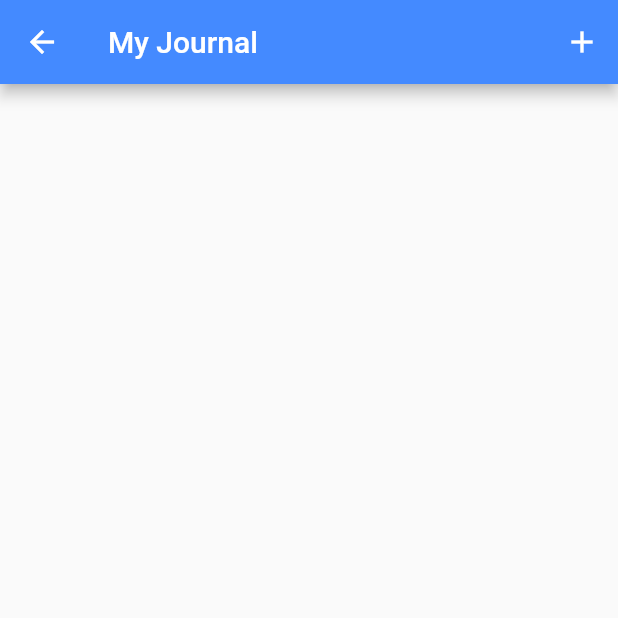
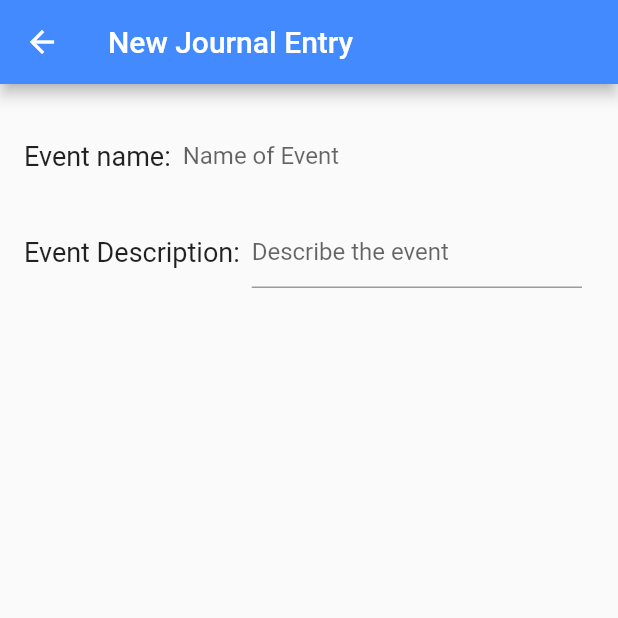
Before and after one commit to SatadruSanyal/quaranTeam, a Flutter app: the Journal screen opened directly, after a tap on the "add" icon, on a phone screen of 412 x 824 dp, the top half of it. Run offline on Flutter 3.47's test engine with Material 2 defaults, Android fonts, the phone set to English and light mode, and no system bars.

Commit message:
Added new entry empty page for journal entries

```diff
--- a/lib/journal.dart
+++ b/lib/journal.dart
@@ -1,11 +1,15 @@
 import 'package:flutter/material.dart';
+import 'newJournalEntry.dart';
 
 final TextStyle standardFont = TextStyle(fontSize: 18);
 List<Widget> entries = [];
 
 class Journal extends StatelessWidget {
+  BuildContext thisContext;
+
   @override
   Widget build(BuildContext context) {
+    thisContext = context;
     return Scaffold(
         appBar: AppBar(
           title: Text('My Journal'),
@@ -23,6 +27,9 @@ class Journal extends StatelessWidget {
   }
 
   void _addJournalEntry() {
-
+    Navigator.of(thisContext).push(MaterialPageRoute<void>(
+        builder: (BuildContext context) {
+          return JournalEntry();
+        }));
   }
 }
--- /dev/null
+++ b/lib/newJournalEntry.dart
@@ -0,0 +1,59 @@
+import 'package:flutter/material.dart';
+
+final TextStyle standardFont = TextStyle(fontSize: 18);
+final TextStyle headerFont = TextStyle(fontSize: 24, fontWeight: FontWeight.bold);
+
+Widget entry;
+
+class JournalEntry extends StatelessWidget {
+  String category = 'Select category';
+  @override
+  Widget build(BuildContext context) {
+    return Scaffold(
+      appBar: AppBar(
+        title: Text('New Journal Entry'),
+      ),
+      body: Padding(
+        padding: const EdgeInsets.all(16.0),
+        child: Column(
+          children: <Widget>[
+            Row(
+            children: <Widget>[
+              Text('Event name:', style: standardFont),
+              Expanded(
+                child:Padding(
+                  padding: const EdgeInsets.all(8.0),
+                  child: TextField(
+                  decoration: InputDecoration(
+                      border: InputBorder.none,
+                      hintText: 'Name of Event'
+                  ),
+                  ),
+                ),
+              )
+          ],
+        ),
+            Row(
+              children: <Widget>[
+                Text('Event Description:', style: standardFont),
+                Expanded(
+                child: Padding(
+                  padding: const EdgeInsets.all(8.0),
+                  child: TextField(
+                    decoration: InputDecoration(
+                        hintText: 'Describe the event'
+                    ),
+                    maxLines: null,
+                  ),
+                ),
+                )
+
+              ],
+            )
+          ],
+        ),
+      ),
+    );
+  }
+
+}
```
Lines whose indentation alone changed are shown as unchanged.
